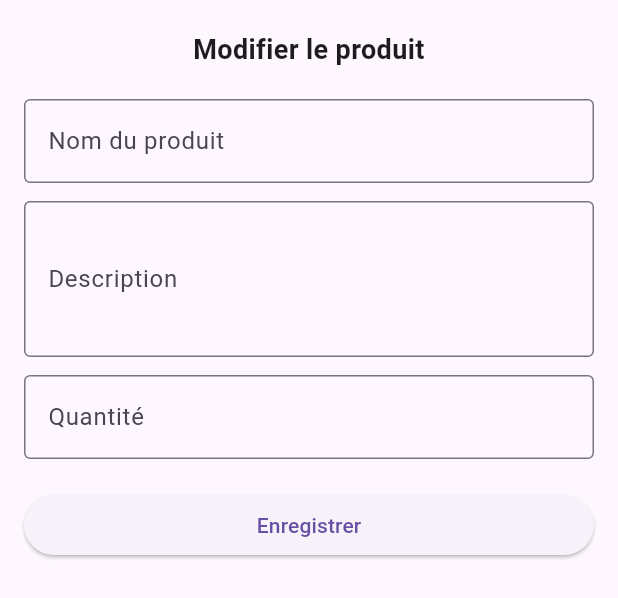
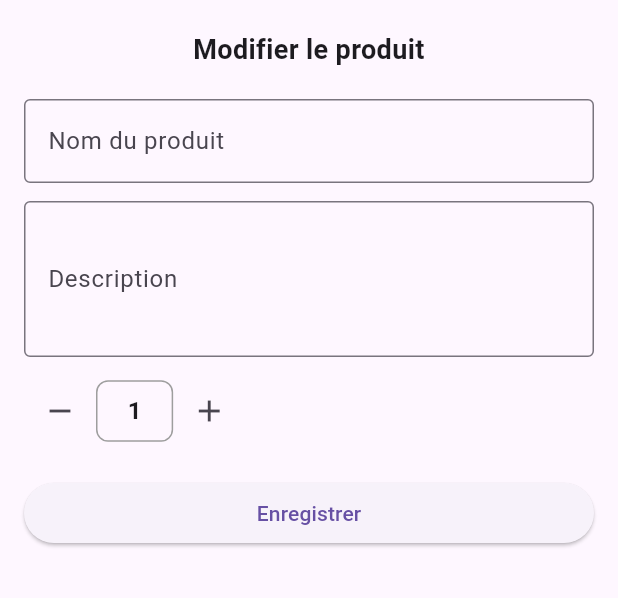
Before and after one commit to KrisyCodetolive/KBboutik-AppMobile, a Flutter app: the EditProductSheet widget shown alone on an empty page, opened directly with empty values, on a phone screen of 412 x 824 dp. Shown: the top 598 px of the screen. Run offline on Flutter 3.47's test engine with Material 3 defaults, Android fonts, the phone set to English and light mode, and no system bars; our stand-ins replace cloud_firestore, firebase_core, image_picker, supabase_flutter, webview_flutter; accounts and stored records are empty.

Commit message:
QuantitySelector ajouter

```diff
--- a/lib/sheets/editProductSheet.dart
+++ b/lib/sheets/editProductSheet.dart
@@ -1,6 +1,7 @@
 import 'package:flutter/material.dart';
 
 import '../utils/editById.dart';
+import '../widgets/QuantitySelector.dart';
 
 class EditProductSheet extends StatefulWidget {
   final Map<String, dynamic> product;
@@ -74,13 +75,11 @@ class _EditProductSheetState extends State<EditProductSheet> {
 
             const SizedBox(height: 12),
 
-            TextField(
-              controller: quantityController,
-              keyboardType: TextInputType.number,
-              decoration: const InputDecoration(
-                labelText: 'Quantité',
-                border: OutlineInputBorder(),
-              ),
+            QuantitySelector(
+              initialQuantity: int.tryParse(quantityController.text) ?? 1,
+              onChanged: (val) {
+                quantityController.text = val.toString();
+              },
             ),
 
             const SizedBox(height: 20),
--- /dev/null
+++ b/lib/widgets/QuantitySelector.dart
@@ -0,0 +1,69 @@
+import 'package:flutter/material.dart';
+
+class QuantitySelector extends StatefulWidget {
+  final int initialQuantity;
+  final void Function(int) onChanged;
+
+  const QuantitySelector({
+    super.key,
+    this.initialQuantity = 1,
+    required this.onChanged,
+  });
+
+  @override
+  State<QuantitySelector> createState() => _QuantitySelectorState();
+}
+
+class _QuantitySelectorState extends State<QuantitySelector> {
+  late int quantity;
+
+  @override
+  void initState() {
+    super.initState();
+    quantity = widget.initialQuantity;
+  }
+
+  void increment() {
+    setState(() {
+      quantity++;
+      widget.onChanged(quantity);
+    });
+  }
+
+  void decrement() {
+    if (quantity > 1) {
+      setState(() {
+        quantity--;
+        widget.onChanged(quantity);
+      });
+    }
+  }
+
+  @override
+  Widget build(BuildContext context) {
+    return Row(
+      mainAxisAlignment: MainAxisAlignment.start,
+      children: [
+        IconButton(
+          onPressed: decrement,
+          icon: const Icon(Icons.remove),
+        ),
+        Container(
+          padding: const EdgeInsets.symmetric(horizontal: 20, vertical: 8),
+          decoration: BoxDecoration(
+            border: Border.all(color: Colors.grey),
+            borderRadius: BorderRadius.circular(8),
+          ),
+          child: Text(
+            quantity.toString(),
+            style: const TextStyle(fontSize: 16, fontWeight: FontWeight.bold),
+          ),
+        ),
+        IconButton(
+          onPressed: increment,
+          icon: const Icon(Icons.add),
+        ),
+      ],
+    );
+  }
+}
```
